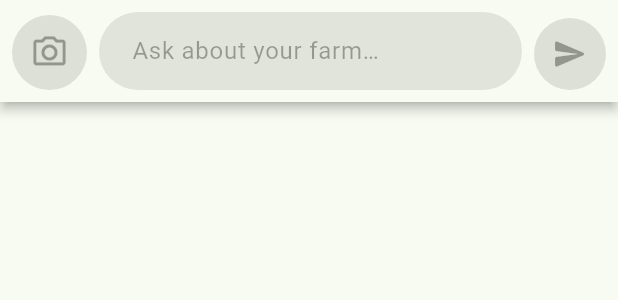
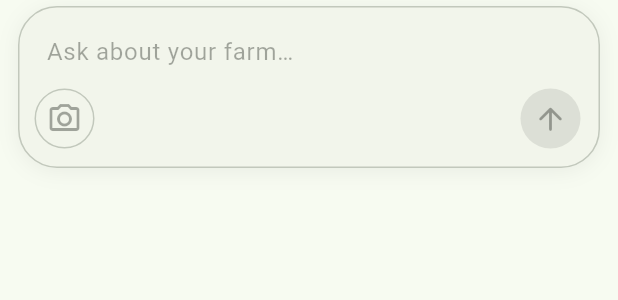
Before and after one commit to JackSantospago/Espresso-Hackers, a Flutter app: the Composer widget shown alone on an empty page, opened directly with empty values, on a phone screen of 412 x 824 dp. Shown: the top 300 px of the screen. Run offline on Flutter 3.47's test engine with Material 3 defaults, Android fonts, the phone set to English and light mode, and no system bars; our stand-ins replace image_picker; missing offline and left inert: flutter_edge_ai, flutter_edge_ai_embeddings, flutter_edge_ai_litertlm, flutter_edge_ai_sqlite, tflite_flutter; statements that could not run were skipped.

Commit message:
Claude-style chat with potato mascot; bottom bar Ask, Grow, Sell, Help
- New chat shows the potato mascot (straw hat, hoe) and a greeting; it gives
  way to the conversation once the farmer sends a message or photo
- Rounded composer (photo button, round send arrow), suggestion chips
- Farmer messages as bubbles, answers as plain text; bouncing potato with the
  status (searching, thinking) until the first words arrive
- Grow tab holds My farm and Officer; Sell is a placeholder page
- Preview starts on a new chat (PREVIEW_CHAT=demo for the full conversation)

Co-Authored-By: Claude Opus 5.5 <noreply@anthropic.com>

```diff
--- a/field_assistant/lib/core/strings.dart
+++ b/field_assistant/lib/core/strings.dart
@@ -35,6 +35,10 @@ class S {
     required this.tabFarm,
     required this.tabOfficer,
     required this.tabHelp,
+    required this.tabGrow,
+    required this.tabSell,
+    required this.sellIntro,
+    required this.sellComing,
     required this.loadingModel,
     required this.loadFailed,
     required this.welcomeTitle,
@@ -134,7 +138,11 @@ class S {
   final String setupIndexing, setupFailed, retry;
 
   // Tabs
-  final String tabAsk, tabFarm, tabOfficer, tabHelp;
+  final String tabAsk, tabFarm, tabOfficer, tabHelp, tabGrow, tabSell;
+
+  // Sell (placeholder until there is a market feature)
+  final String sellIntro;
+  final List<String> sellComing;
 
   // Chat
   final String loadingModel, loadFailed, welcomeTitle, welcomeBody;
@@ -204,6 +212,14 @@ final S _en = S(
   tabFarm: 'My farm',
   tabOfficer: 'Officer',
   tabHelp: 'Help',
+  tabGrow: 'Grow',
+  tabSell: 'Sell',
+  sellIntro: 'Selling your harvest is coming soon. Here is what this page will help with:',
+  sellComing: [
+    'Keep a record of what you harvested and sold.',
+    'Find your cooperative and buyers near you.',
+    'Get your coffee ready for the buyer: drying, sorting, storage.',
+  ],
   loadingModel: 'Loading the assistant…',
   loadFailed: 'The assistant could not start.',
   welcomeTitle: 'How can I help your farm today?',
@@ -345,6 +361,14 @@ final S _sw = S(
   tabFarm: 'Shamba langu',
   tabOfficer: 'Afisa',
   tabHelp: 'Msaada',
+  tabGrow: 'Kilimo',
+  tabSell: 'Uza',
+  sellIntro: 'Kuuza mavuno yako kunakuja hivi karibuni. Ukurasa huu utakusaidia:',
+  sellComing: [
+    'Kuweka kumbukumbu ya ulichovuna na kuuza.',
+    'Kupata chama chako cha ushirika na wanunuzi karibu nawe.',
+    'Kuandaa kahawa yako kwa mnunuzi: kukausha, kuchambua, kuhifadhi.',
+  ],
   loadingModel: 'Inapakia msaidizi…',
   loadFailed: 'Msaidizi hakuweza kuanza.',
   welcomeTitle: 'Nikusaidie nini shambani leo?',
@@ -487,6 +511,14 @@ final S _fr = S(
   tabFarm: 'Ma ferme',
   tabOfficer: 'Conseiller',
   tabHelp: 'Aide',
+  tabGrow: 'Cultiver',
+  tabSell: 'Vendre',
+  sellIntro: 'La vente de votre récolte arrive bientôt. Cette page vous aidera à :',
+  sellComing: [
+    'Garder une trace de ce que vous avez récolté et vendu.',
+    'Trouver votre coopérative et des acheteurs près de chez vous.',
+    "Préparer votre café pour l'acheteur : séchage, tri, stockage.",
+  ],
   loadingModel: "Chargement de l'assistant…",
   loadFailed: "L'assistant n'a pas pu démarrer.",
   welcomeTitle: "Comment puis-je aider votre ferme aujourd'hui ?",
--- a/field_assistant/lib/preview/preview_assistant.dart
+++ b/field_assistant/lib/preview/preview_assistant.dart
@@ -9,13 +9,17 @@ import '../services/outbox.dart';
 import '../ui/farm_data.dart';
 import 'fake_data.dart';
 
+/// Start on a new chat (the potato), or with a conversation that shows every
+/// kind of message: --dart-define=PREVIEW_CHAT=demo
+const _demoChat = String.fromEnvironment('PREVIEW_CHAT') == 'demo';
+
 /// An [Assistant] with no models: canned answers stream in word by word, so
 /// every UI state (searching, streaming, not sure, photo check) can be tried.
 class PreviewAssistant extends Assistant {
   PreviewAssistant(super.strings, this.data) {
     state = AssistantState.ready;
     knowledgePassages = 5;
-    turns.addAll(fakeConversation(strings));
+    if (_demoChat) turns.addAll(fakeConversation(strings));
     memoryCount = data.memoryItems.length;
     outboxCount = data.outboxItems.where((i) => !i.sent).length;
   }
--- a/field_assistant/lib/ui/widgets/composer.dart
+++ b/field_assistant/lib/ui/widgets/composer.dart
@@ -2,7 +2,8 @@ import 'package:flutter/material.dart';
 
 import '../../core/app_settings.dart';
 
-/// Camera button + text field + send button, pinned to the bottom of the chat.
+/// The rounded input card at the bottom of the chat: text on top, the leaf
+/// photo button and a round send arrow underneath.
 class Composer extends StatelessWidget {
   const Composer({
     super.key,
@@ -21,49 +22,63 @@ class Composer extends StatelessWidget {
   Widget build(BuildContext context) {
     final s = context.s;
     final c = Theme.of(context).colorScheme;
-    return Material(
-      color: c.surface,
-      elevation: 3,
-      child: SafeArea(
-        top: false,
-        child: Padding(
-          padding: const EdgeInsets.fromLTRB(8, 8, 8, 8),
-          child: Row(
-            crossAxisAlignment: CrossAxisAlignment.end,
+    return Padding(
+      padding: const EdgeInsets.fromLTRB(12, 4, 12, 10),
+      child: Container(
+        decoration: BoxDecoration(
+          color: c.surfaceContainerLow,
+          borderRadius: BorderRadius.circular(26),
+          border: Border.all(color: c.outlineVariant),
+          boxShadow: [BoxShadow(color: c.shadow.withValues(alpha: 0.06), blurRadius: 12, offset: const Offset(0, 2))],
+        ),
+        padding: const EdgeInsets.fromLTRB(6, 2, 8, 8),
+        child: Column(
+          mainAxisSize: MainAxisSize.min,
           children: [
-              IconButton.filledTonal(
-                tooltip: s.checkLeaf,
-                iconSize: 26,
-                padding: const EdgeInsets.all(12),
-                onPressed: enabled ? onPhoto : null,
-                icon: const Icon(Icons.photo_camera_outlined),
-              ),
-              const SizedBox(width: 8),
-              Expanded(
-                child: TextField(
+            TextField(
               controller: controller,
               enabled: enabled,
               minLines: 1,
-                  maxLines: 4,
+              maxLines: 5,
               textCapitalization: TextCapitalization.sentences,
               textInputAction: TextInputAction.send,
               onSubmitted: (_) => onSend(),
-                  decoration: InputDecoration(hintText: s.inputHint),
+              style: Theme.of(context).textTheme.bodyLarge,
+              decoration: InputDecoration(
+                hintText: s.inputHint,
+                filled: false,
+                border: InputBorder.none,
+                enabledBorder: InputBorder.none,
+                focusedBorder: InputBorder.none,
+                disabledBorder: InputBorder.none,
+                contentPadding: const EdgeInsets.fromLTRB(12, 14, 12, 6),
               ),
             ),
-              const SizedBox(width: 8),
+            Row(
+              children: [
+                IconButton.outlined(
+                  tooltip: s.checkLeaf,
+                  onPressed: enabled ? onPhoto : null,
+                  style: IconButton.styleFrom(side: BorderSide(color: c.outlineVariant)),
+                  icon: const Icon(Icons.photo_camera_outlined),
+                ),
+                const Spacer(),
                 ValueListenableBuilder<TextEditingValue>(
                   valueListenable: controller,
                   builder: (context, value, _) => IconButton.filled(
                     tooltip: s.send,
-                  iconSize: 24,
-                  padding: const EdgeInsets.all(12),
                     onPressed: enabled && value.text.trim().isNotEmpty ? onSend : null,
-                  icon: const Icon(Icons.send_rounded),
+                    style: IconButton.styleFrom(
+                      backgroundColor: c.primary,
+                      foregroundColor: c.onPrimary,
+                      disabledBackgroundColor: c.onSurface.withValues(alpha: 0.1),
+                    ),
+                    icon: const Icon(Icons.arrow_upward_rounded),
                   ),
                 ),
               ],
             ),
+          ],
         ),
       ),
     );
```
Also changed, not shown: field_assistant/lib/ui/screens/chat_screen.dart (+56 -87 lines), field_assistant/lib/ui/screens/grow_screen.dart (added, +50 -0 lines), field_assistant/lib/ui/screens/home_shell.dart (+14 -18 lines), field_assistant/lib/ui/screens/memory_screen.dart (+15 -2 lines), field_assistant/lib/ui/screens/outbox_screen.dart (+5 -2 lines), field_assistant/lib/ui/screens/sell_screen.dart (added, +45 -0 lines), field_assistant/lib/ui/widgets/message_bubble.dart (+42 -40 lines), field_assistant/lib/ui/widgets/potato_mascot.dart (added, +193 -0 lines). Lines whose indentation alone changed are shown as unchanged.
